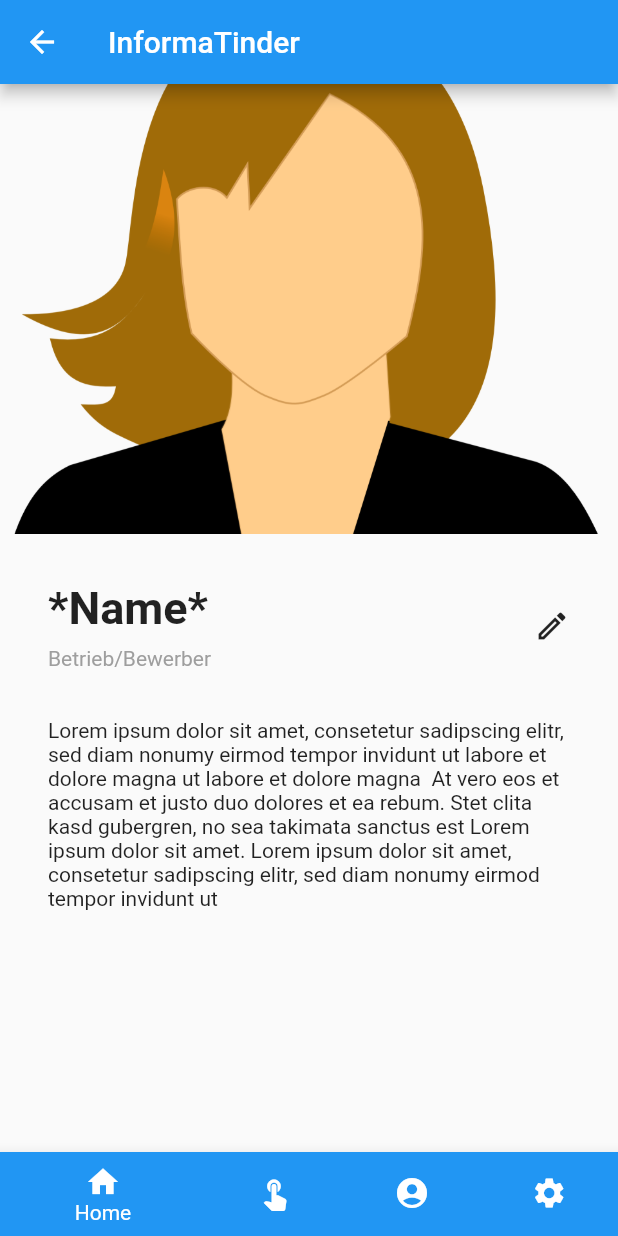
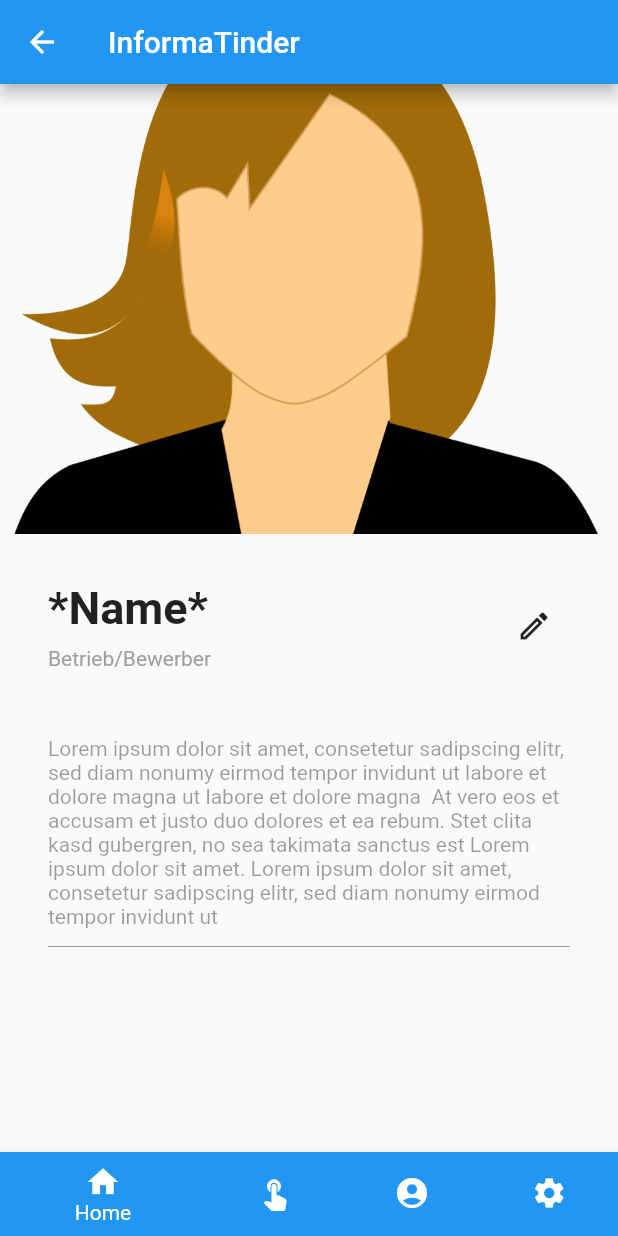
Before and after one commit to ErikFabian/Informatinder_frontend, a Flutter app: the MyHomePage screen opened by its route, on a phone screen of 412 x 824 dp. Run offline on Flutter 3.47's test engine with Material 2 defaults, Android fonts, the phone set to English and light mode, and no system bars; our stand-ins replace shared_preferences; accounts and stored records are empty; network calls fail.

Commit message:
Add function to change profile text in HomePage

```diff
--- a/lib/homePage.dart
+++ b/lib/homePage.dart
@@ -1,11 +1,21 @@
 import 'package:flutter/material.dart';
 
-class homePage extends StatelessWidget {
+class homePage extends StatefulWidget {
+  const homePage({Key? key}) : super(key: key);
+  homePageState createState() => homePageState();
+}
+
+class homePageState extends State<homePage> {
   static const String routeName = "/matchesPage";
+  bool editable = false;
 
   @override
   Widget build(BuildContext context) {
-    return Column(
+    return SingleChildScrollView(
+        child: Padding(
+            padding: EdgeInsets.only(
+                bottom: MediaQuery.of(context).viewInsets.bottom),
+            child: Column(
               children: [
                 Image.asset(
                   'images/teacher_female.png',
@@ -40,21 +50,28 @@ class homePage extends StatelessWidget {
                           ],
                         ),
                       ),
-              /*3*/
-              const Icon(
-                Icons.edit_outlined,
+                      IconButton(
+                        icon: const Icon(Icons.edit_outlined),
+                        onPressed: () {
+                          setState(() {
+                            editable = !editable;
+                          });
+                        },
                       ),
                     ],
                   ),
                 ),
-        const Padding(
-          padding: EdgeInsets.all(32),
-          child: Text(
+                Padding(
+                  padding: const EdgeInsets.all(32),
+                  child: TextFormField(
+                    enabled: editable,
+                    maxLines: null,
+                    style: const TextStyle(fontSize: 14),
+                    initialValue:
                         'Lorem ipsum dolor sit amet, consetetur sadipscing elitr, sed diam nonumy eirmod tempor invidunt ut labore et dolore magna ut labore et dolore magna  At vero eos et accusam et justo duo dolores et ea rebum. Stet clita kasd gubergren, no sea takimata sanctus est Lorem ipsum dolor sit amet. Lorem ipsum dolor sit amet, consetetur sadipscing elitr, sed diam nonumy eirmod tempor invidunt ut',
-            softWrap: true,
                   ),
                 )
               ],
-    );
+            )));
   }
 }
```
Also changed, not shown: lib/loginPage.dart (+13 -10 lines), lib/registerPage.dart (+7 -5 lines). Lines whose indentation alone changed are shown as unchanged.
